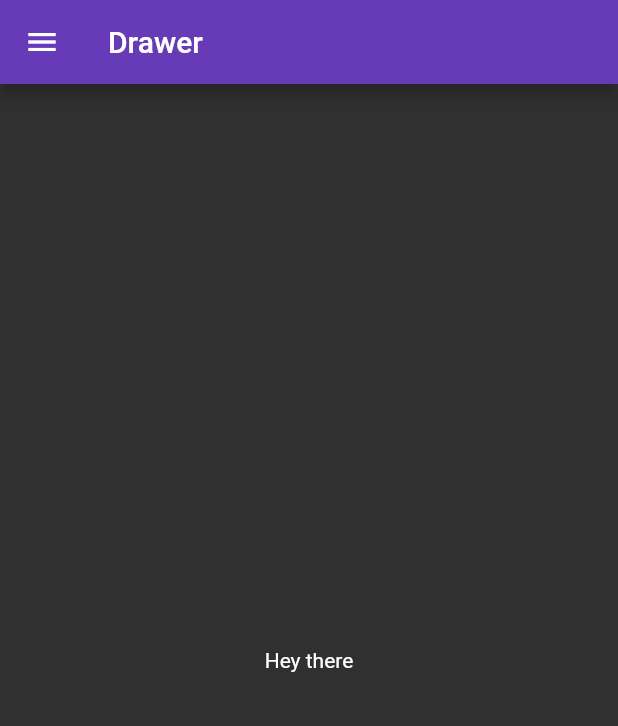
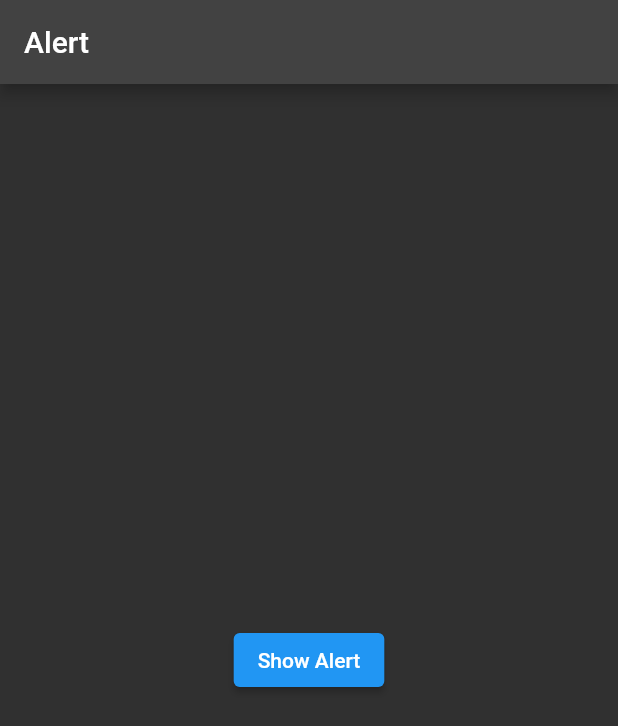
Before and after one commit to shreyxnsh/learningflutter, a Flutter app: the screen it shows after launch, on a phone screen of 412 x 824 dp. Shown: the top 726 px of the screen. Run offline on Flutter 3.47's test engine with Material 2 defaults, Android fonts, the phone set to English and light mode, and no system bars.

Commit message:
alert dialog

```diff
--- a/lib/main.dart
+++ b/lib/main.dart
@@ -1,4 +1,5 @@
 import "package:flutter/material.dart";
+import "package:learningflutter/widgets/alert.dart";
 import "package:learningflutter/widgets/container_sized.dart";
 import "package:learningflutter/widgets/dimissible.dart";
 import "package:learningflutter/widgets/drawer.dart";
@@ -22,7 +23,7 @@ class MyApp extends StatelessWidget {
         brightness: Brightness.dark,
         primaryColor: Colors.deepPurple
       ),
-      home: DrawerWidget(),
+      home: AlertWidget(),
     );
   }
 }
--- /dev/null
+++ b/lib/widgets/alert.dart
@@ -0,0 +1,48 @@
+import 'package:flutter/material.dart';
+import 'package:flutter/src/widgets/framework.dart';
+import 'package:flutter/src/widgets/placeholder.dart';
+
+class AlertWidget extends StatelessWidget {
+  const AlertWidget({super.key});
+
+  @override
+  Widget build(BuildContext context) {
+    return Scaffold(
+      appBar: AppBar(
+        title: const Text('Alert'),
+      ),
+      body: Center(
+        child: ElevatedButton(child: Text('Show Alert'), onPressed: (){
+        _showMyDialog(context);
+        },),
+      ),
+    );
+  }
+}
+
+// function for alert dialog
+Future<void> _showMyDialog (BuildContext context) async{
+  return showDialog(
+    context: context, builder: (BuildContext context){
+      return AlertDialog(
+        shape: RoundedRectangleBorder(borderRadius: BorderRadius.circular(20)),
+        title: Text('This is an alert dialog'),
+        content: SingleChildScrollView(
+          child: ListBody(
+            children: [
+              Text('This is a demo'),
+              Text('This is another ')
+            ],
+          ),
+        ),
+        actions: [
+          TextButton(onPressed: (){}, child: Text('Approve')),
+          TextButton(onPressed: (){
+            // to remove alert dialog
+            Navigator.pop(context);
+          }, child: Text('Cancel'))
+        ],
+      );
+    });
+
+}
```
